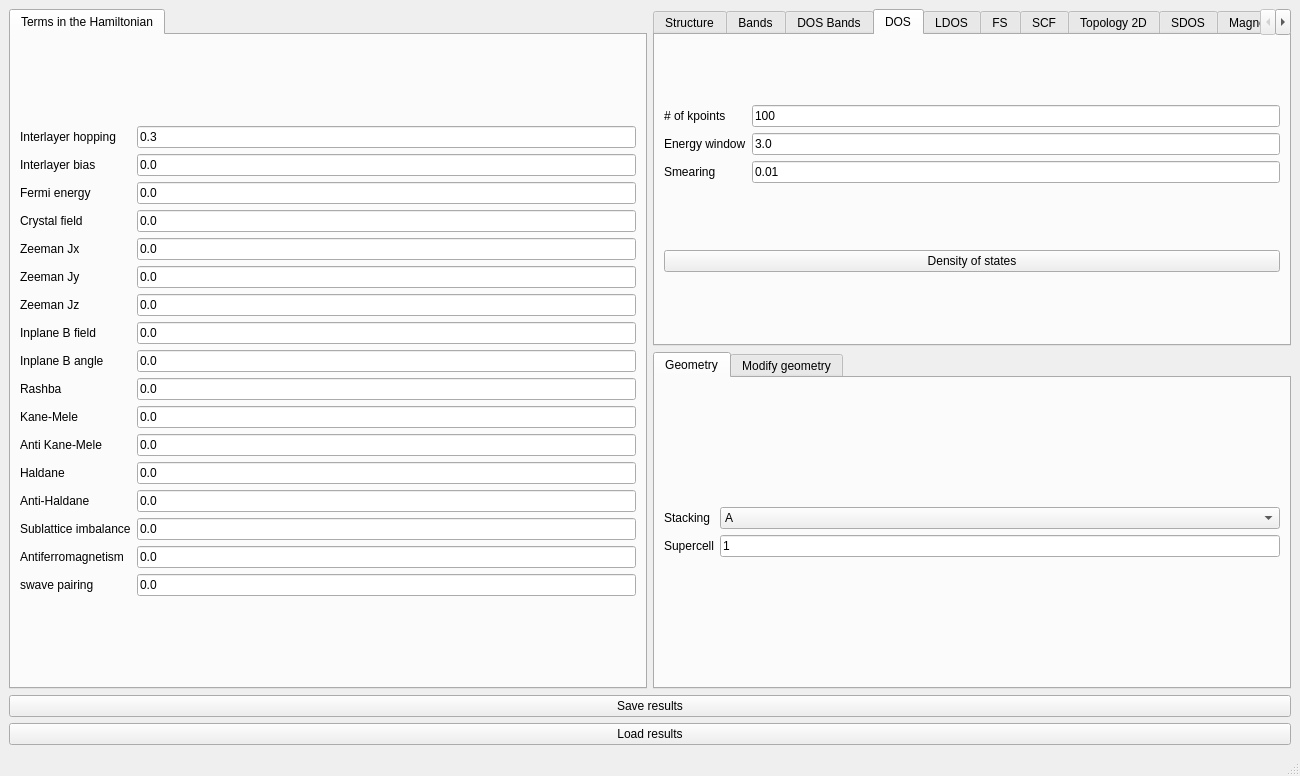
joselado/quantum-lattice, file interface-pyqt/multilayergraphene/interface.ui: the form before one commit.
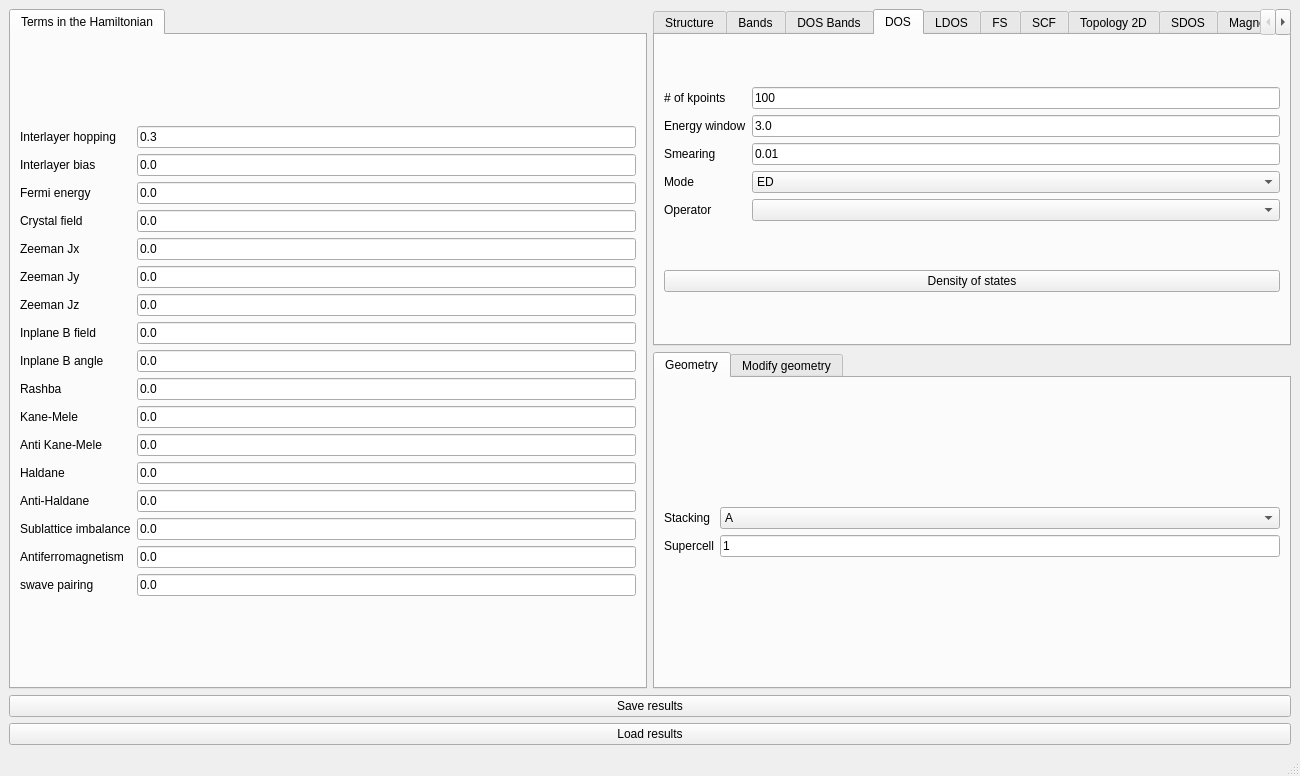
The form after the commit. The open tabs and pages were chosen to show the change.

Commit message: Add operator-projected DOS and KPM mode to get_dos

What changed in the file:
```diff
--- a/interface-pyqt/multilayergraphene/interface.ui
+++ b/interface-pyqt/multilayergraphene/interface.ui
@@ -695,6 +695,42 @@
             </property>
            </widget>
           </item>
+          <item row="3" column="0">
+           <widget class="QLabel" name="label_dos_mode">
+            <property name="text">
+             <string>Mode</string>
+            </property>
+           </widget>
+          </item>
+          <item row="3" column="1">
+           <widget class="QComboBox" name="dos_mode">
+            <item>
+             <property name="text">
+              <string>ED</string>
+             </property>
+            </item>
+            <item>
+             <property name="text">
+              <string>Green</string>
+             </property>
+            </item>
+            <item>
+             <property name="text">
+              <string>KPM</string>
+             </property>
+            </item>
+           </widget>
+          </item>
+          <item row="4" column="0">
+           <widget class="QLabel" name="label_dos_operator">
+            <property name="text">
+             <string>Operator</string>
+            </property>
+           </widget>
+          </item>
+          <item row="4" column="1">
+           <widget class="QComboBox" name="dos_operator"/>
+          </item>
          </layout>
         </item>
         <item>
```
The commit also changes 27 other files.
